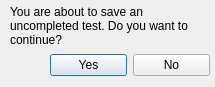
burnfx/rqt, file saveclosewindow.ui: the form before one commit.
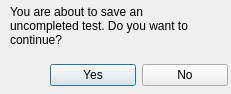
The form after the commit.

```diff
--- a/saveclosewindow.ui
+++ b/saveclosewindow.ui
@@ -6,8 +6,8 @@
    <rect>
     <x>0</x>
     <y>0</y>
-    <width>215</width>
-    <height>87</height>
+    <width>231</width>
+    <height>94</height>
    </rect>
   </property>
   <property name="windowTitle">
@@ -17,8 +17,8 @@
    <property name="geometry">
     <rect>
      <x>50</x>
-     <y>50</y>
-     <width>160</width>
+     <y>60</y>
+     <width>178</width>
      <height>31</height>
     </rect>
    </property>
```
